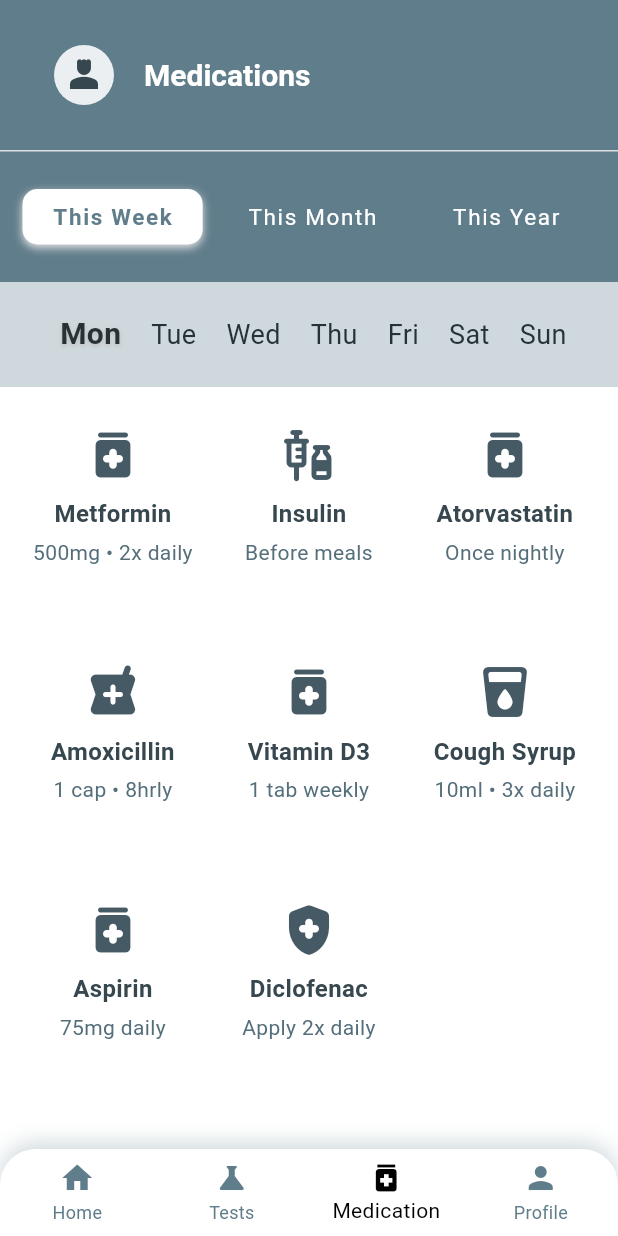
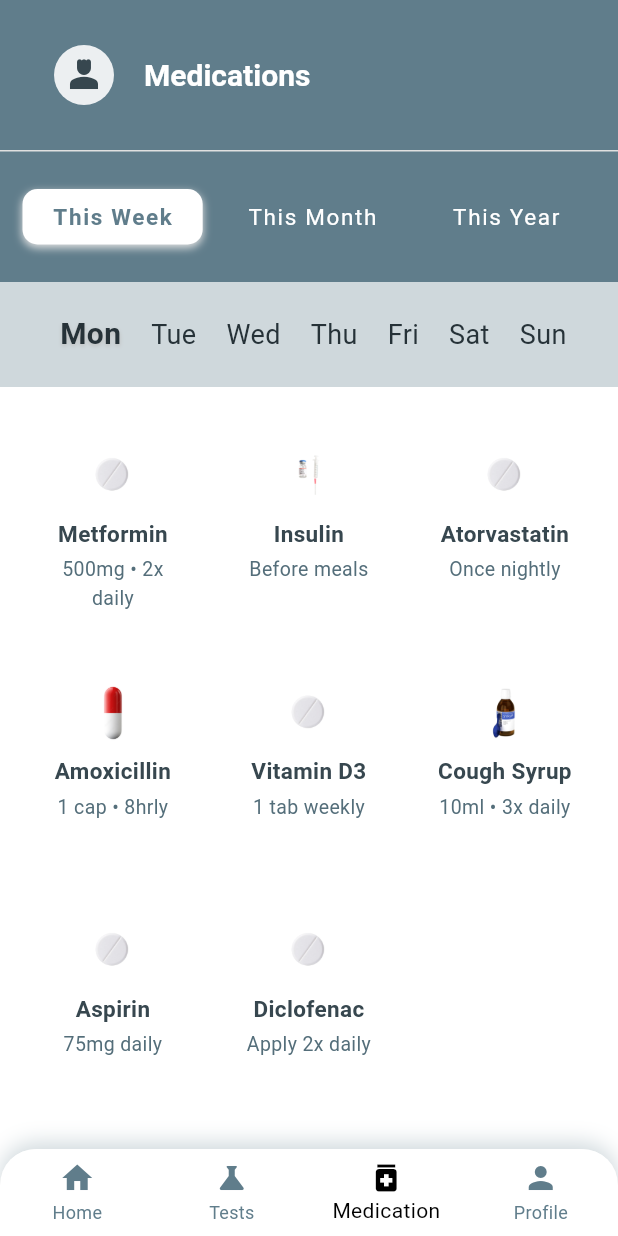
Before and after one commit to Temidayo325/medrepo, a Flutter app: the screen it shows after launch, item 3 of the bottom bar chosen, on a phone screen of 412 x 824 dp. Run offline on Flutter 3.47's test engine with Material 3 defaults, Android fonts, the light colour scheme and no system bars; our stand-ins replace flutter_svg, image_picker, shared_preferences.

Commit message:
Medication details widget completed with images implemented

```diff
--- a/lib/components/medication/med_overview_card.dart
+++ b/lib/components/medication/med_overview_card.dart
@@ -1,65 +1,95 @@
 import 'package:flutter/material.dart';
 
 class IconTextCard extends StatelessWidget {
-  final String name;        // Bold text
-  final String duration;     // Smaller text
+  final String name;
+  final String duration;
   final String form;
+  final String durationOfTherapy;
+  final int? quantity; // optional
+  final VoidCallback? onTap;
 
   const IconTextCard({
     Key? key,
     required this.name,
     required this.duration,
     required this.form,
+    required this.durationOfTherapy,
+    this.quantity,
+    this.onTap,
   }) : super(key: key);
 
-  IconData getDosageFormIcon(String form) {
-    switch (form.toLowerCase()) {
+  /// Returns an Image widget based on the dosage form
+  Widget getDosageFormImage(String form) {
+    final formLower = form.toLowerCase();
+    String assetPath;
+
+    switch (formLower) {
       case 'tablet':
-        return Icons.medication_rounded;
+        assetPath = 'assets/dosage_form/tablet.png';
+        break;
       case 'injection':
-        return Icons.vaccines_rounded;
+        assetPath = 'assets/dosage_form/injection.png';
+        break;
       case 'capsule':
-        return Icons.local_pharmacy_rounded;
+        assetPath = 'assets/dosage_form/capsule.png';
+        break;
       case 'syrup':
-        return Icons.local_drink_rounded;
+        assetPath = 'assets/dosage_form/syrup.png';
+        break;
       case 'ointment':
-        return Icons.science_rounded;
+        assetPath = 'assets/dosage_form/ointment.png';
+        break;
       default:
-        return Icons.health_and_safety_rounded;
-    }
+        assetPath = 'assets/dosage_form/tablet.png';
     }
 
+    return Image.asset(
+      assetPath,
+      width: 40,
+      height: 40,
+      fit: BoxFit.contain,
+    );
+  }
 
   @override
   Widget build(BuildContext context) {
-    return Column(
+    return InkWell(
+      onTap: onTap,   // pass modal trigger here
+      borderRadius: BorderRadius.circular(12),
+      splashColor: Colors.blueGrey.withOpacity(0.1),
+      child: Container(
+        padding: const EdgeInsets.symmetric(vertical: 14, horizontal: 8),
+        decoration: BoxDecoration(
+          borderRadius: BorderRadius.circular(12),
+        ),
+        child: Column(
           mainAxisSize: MainAxisSize.min,
           children: [
-        Icon(
-          getDosageFormIcon(form),
-          size: 40,
-          color: Colors.blueGrey.shade700,
-        ),
-        SizedBox(height: 8),
+            getDosageFormImage(form), // <-- now uses image
+            const SizedBox(height: 8),
             Text(
               name,
               style: TextStyle(
                 fontWeight: FontWeight.bold,
-            fontSize: 16,
+                fontSize: 15,
                 color: Colors.blueGrey.shade800,
               ),
               textAlign: TextAlign.center,
+              maxLines: 2,
+              overflow: TextOverflow.ellipsis,
             ),
-        SizedBox(height: 4),
+            const SizedBox(height: 4),
             Text(
               duration,
               style: TextStyle(
-            fontSize: 14,
+                fontSize: 13,
                 color: Colors.blueGrey.shade600,
               ),
               textAlign: TextAlign.center,
             ),
           ],
+        ),
+      ),
     );
   }
 }
--- a/lib/medications_page.dart
+++ b/lib/medications_page.dart
@@ -1,60 +1,84 @@
 import 'package:flutter/material.dart';
 import 'components/app_title.dart';
-import 'profile_page.dart';
 import 'components/medication/time_flow.dart';
 import 'components/medication/week_selector.dart';
 import 'components/medication/med_overview_card.dart';
+import 'components/medication/med_details.dart';
 
 class MedicationPage extends StatelessWidget
 {
   final List<Map<String, dynamic>> medications = [
   {
-      'drug': 'Metformin',
+    'name': 'Metformin',
     'form': 'tablet',
     'duration': '500mg • 2x daily',
+    'dosage_strength': '500mg',
     'quantity': 30,
+    'duration_of_therapy': '2 weeks',
+    'created_at': '2025-11-01',
   },
   {
-      'drug': 'Insulin',
+    'name': 'Insulin',
     'form': 'injection',
     'duration': 'Before meals',
+    'dosage_strength': '10 units',
     'quantity': 10,
+    'duration_of_therapy': '1 week',
+    'created_at': '2025-11-03',
   },
   {
-      'drug': 'Atorvastatin',
+    'name': 'Atorvastatin',
     'form': 'tablet',
     'duration': 'Once nightly',
+    'dosage_strength': '20mg',
     'quantity': 28,
+    'duration_of_therapy': '4 weeks',
+    'created_at': '2025-11-02',
   },
   {
-      'drug': 'Amoxicillin',
+    'name': 'Amoxicillin',
     'form': 'capsule',
     'duration': '1 cap • 8hrly',
+    'dosage_strength': '500mg',
     'quantity': 21,
+    'duration_of_therapy': '7 days',
+    'created_at': '2025-11-04',
   },
   {
-      'drug': 'Vitamin D3',
+    'name': 'Vitamin D3',
     'form': 'tablet',
     'duration': '1 tab weekly',
+    'dosage_strength': '1000 IU',
     'quantity': 12,
+    'duration_of_therapy': '12 weeks',
+    'created_at': '2025-11-01',
   },
   {
-      'drug': 'Cough Syrup',
+    'name': 'Cough Syrup',
     'form': 'syrup',
     'duration': '10ml • 3x daily',
+    'dosage_strength': '10ml',
     'quantity': 1,
+    'duration_of_therapy': '3 days',
+    'created_at': '2025-11-05',
   },
   {
-      'drug': 'Aspirin',
+    'name': 'Aspirin',
     'form': 'tablet',
     'duration': '75mg daily',
+    'dosage_strength': '75mg',
     'quantity': 30,
+    'duration_of_therapy': '1 month',
+    'created_at': '2025-11-03',
   },
   {
-      'drug': 'Diclofenac',
+    'name': 'Diclofenac',
     'form': 'gel',
     'duration': 'Apply 2x daily',
+    'dosage_strength': '50mg/g',
     'quantity': 1,
+    'duration_of_therapy': '7 days',
+    'created_at': '2025-11-06',
   },
 ];
 
@@ -98,9 +122,27 @@ class MedicationPage extends StatelessWidget
                 itemBuilder: (context, index) {
                   final data = medications[index];
                   return IconTextCard(
-                    name: data['drug'],
+                    name: data['name'],
                     duration: data['duration'],
                     form: data['form'],
+                    quantity: data['quantity'],
+                    durationOfTherapy: data['duration_of_therapy'],
+                    onTap: () {
+                      showModalBottomSheet(
+                        context: context,
+                        isScrollControlled: true,
+                        backgroundColor: Colors.transparent,
+                        builder: (_) => MedicationDetailsSheet(
+                          name: data['name'],
+                          duration: data['duration'],
+                          form: data['form'],
+                          quantity: data['quantity'],
+                          durationOfTherapy: data['duration_of_therapy'],
+                          createdAt: data['created_at'],
+                          dosageStrength: data['dosage_strength'],
+                        ),
+                      );
+                    },
                   );
                 },
               ),
--- a/pubspec.yaml
+++ b/pubspec.yaml
@@ -48,5 +48,5 @@ dev_dependencies:
 flutter:
   assets:
     - assets/
-
+    - assets/dosage_form/
   uses-material-design: true
```
Also changed, not shown: lib/components/medication/med_details.dart (added, +156 -0 lines), assets/dosage_form/capsule.png (added), assets/dosage_form/injection.png (added), assets/dosage_form/ointment.png (added), assets/dosage_form/syrup.png (added), assets/dosage_form/tablet.png (added). Lines whose indentation alone changed are shown as unchanged.
